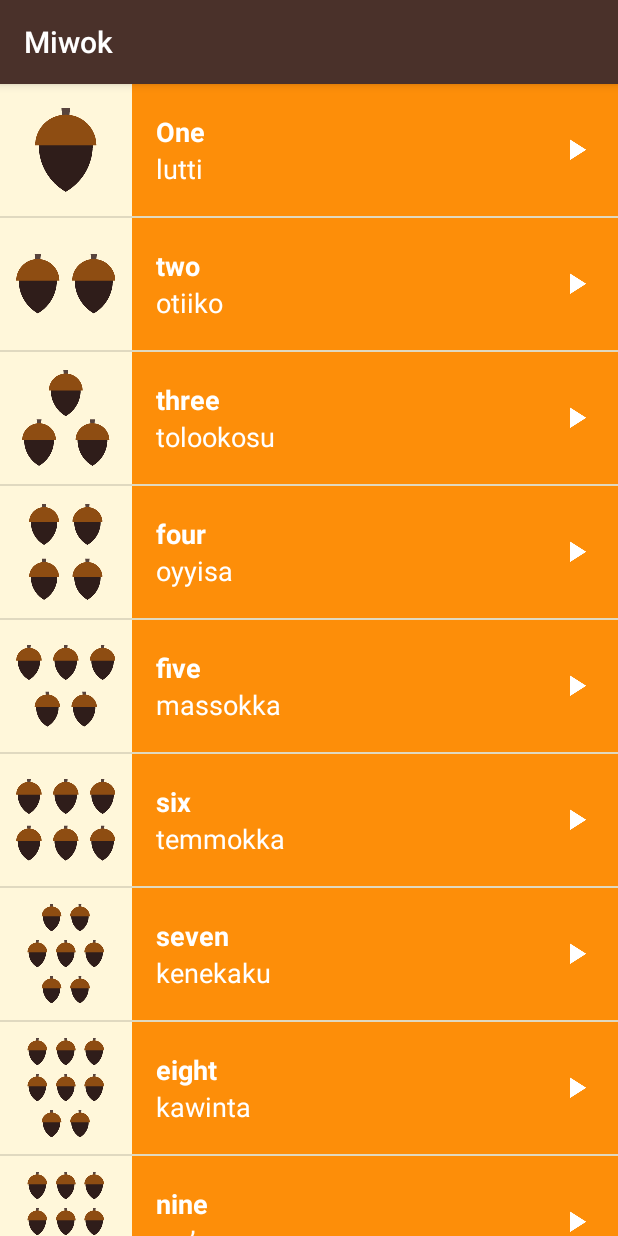
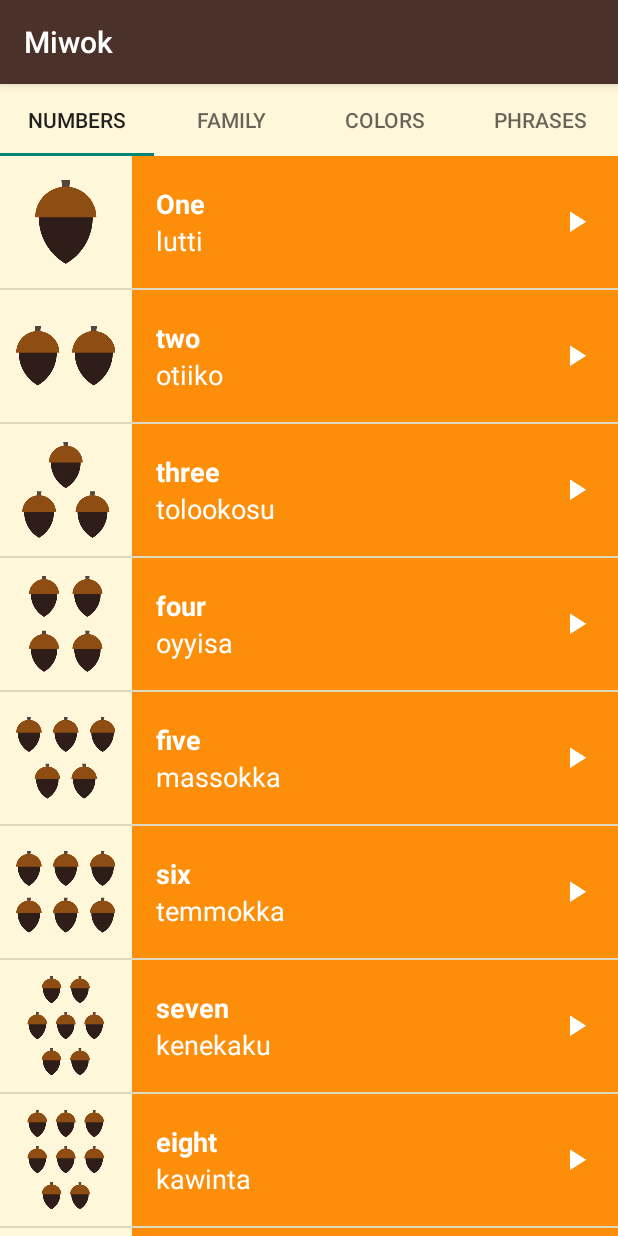
Before and after one commit to shirimaG/Miwok_App, an Android app: the screen it shows after launch (MainActivity), on a phone screen of 412 x 824 dp. Run offline under Robolectric (Android 15) with nearby library versions, the light colour scheme and no system bars.

Commit message:
Tab successful added now

```diff
--- a/app/src/main/java/com/example/android/miwok/CategoryAdapter.java
+++ b/app/src/main/java/com/example/android/miwok/CategoryAdapter.java
@@ -1,5 +1,6 @@
 package com.example.android.miwok;
 
+import android.content.Context;
 import android.support.v4.app.Fragment;
 import android.support.v4.app.FragmentManager;
 import android.support.v4.app.FragmentPagerAdapter;
@@ -10,10 +11,18 @@ import android.support.v4.app.FragmentPagerAdapter;
 
 public class CategoryAdapter extends FragmentPagerAdapter{
 
-    public CategoryAdapter(FragmentManager fm) {
+    /** Context of the app */
+    private Context mContext;
+
+    public CategoryAdapter(Context context, FragmentManager fm) {
         super(fm);
+        mContext=context;
+
     }
 
+    /**
+     * Return the {@link Fragment} that should be displayed for the given page number.
+     */
     @Override
     public Fragment getItem(int position) {
 
@@ -28,9 +37,27 @@ public class CategoryAdapter extends FragmentPagerAdapter{
         }
     }
 
+    /**
+     * Return the total number of pages.
+     */
     @Override
     public int getCount() {
         //we need four pages thats why we return 4 as count
         return 4;
     }
+    /***
+     * now we create this override method so can help us to create tabs
+     */
+    @Override
+    public CharSequence getPageTitle(int position) {
+        if (position == 0) {
+            return mContext.getString(R.string.category_numbers);
+        } else if (position == 1) {
+            return mContext.getString(R.string.category_family);
+        } else if (position == 2) {
+            return mContext.getString(R.string.category_colors);
+        } else {
+            return mContext.getString(R.string.category_phrases);
+        }
+    }
 }
--- a/app/src/main/java/com/example/android/miwok/MainActivity.java
+++ b/app/src/main/java/com/example/android/miwok/MainActivity.java
@@ -17,6 +17,7 @@ package com.example.android.miwok;
 
 import android.content.Intent;
 import android.os.Bundle;
+import android.support.design.widget.TabLayout;
 import android.support.v4.view.ViewPager;
 import android.support.v7.app.AppCompatActivity;
 import android.view.View;
@@ -34,11 +35,21 @@ public class MainActivity extends AppCompatActivity {
         ViewPager viewPager = (ViewPager) findViewById(R.id.viewpager);
 
         // Create an adapter that knows which fragment should be shown on each page
-        CategoryAdapter adapter = new CategoryAdapter(getSupportFragmentManager());
+        CategoryAdapter adapter = new CategoryAdapter(MainActivity.this,getSupportFragmentManager());
 
         // Set the adapter onto the view pager
         viewPager.setAdapter(adapter);
 
+        // Find the tab layout that shows the tabs
+        TabLayout tabLayout = (TabLayout) findViewById(R.id.tabs);
+
+        // Connect the tab layout with the view pager. This will
+        //   1. Update the tab layout when the view pager is swiped
+        //   2. Update the view pager when a tab is selected
+        //   3. Set the tab layout's tab names with the view pager's adapter's titles
+        //      by calling onPageTitle()
+        tabLayout.setupWithViewPager(viewPager);
+
     }
 
 }
--- a/app/src/main/res/layout/activity_main.xml
+++ b/app/src/main/res/layout/activity_main.xml
@@ -20,6 +20,11 @@
     android:orientation="vertical"
     tools:context="com.example.android.miwok.MainActivity">
 
+    <android.support.design.widget.TabLayout
+        android:id="@+id/tabs"
+        android:layout_width="match_parent"
+        android:layout_height="wrap_content" />
+
     <android.support.v4.view.ViewPager
         android:id="@+id/viewpager"
         android:layout_width="match_parent"
--- a/app/src/main/res/values/strings.xml
+++ b/app/src/main/res/values/strings.xml
@@ -26,7 +26,7 @@
     <string name="category_numbers">Numbers</string>
 
     <!-- Category name for the vocabulary words for family members [CHAR LIMIT=20] -->
-    <string name="category_family">Family Members</string>
+    <string name="category_family">Family</string>
 
     <!-- TODO: Remove or change this placeholder text -->
     <string name="hello_blank_fragment">Hello blank fragment</string>
```
Also changed, not shown: app/src/main/res/layout/activity_colors.xml (deleted, +0 -18 lines), app/src/main/res/layout/activity_family.xml (deleted, +0 -18 lines), app/src/main/res/layout/activity_numbers.xml (deleted, +0 -18 lines), app/src/main/res/layout/activity_phrase.xml (deleted, +0 -18 lines).
